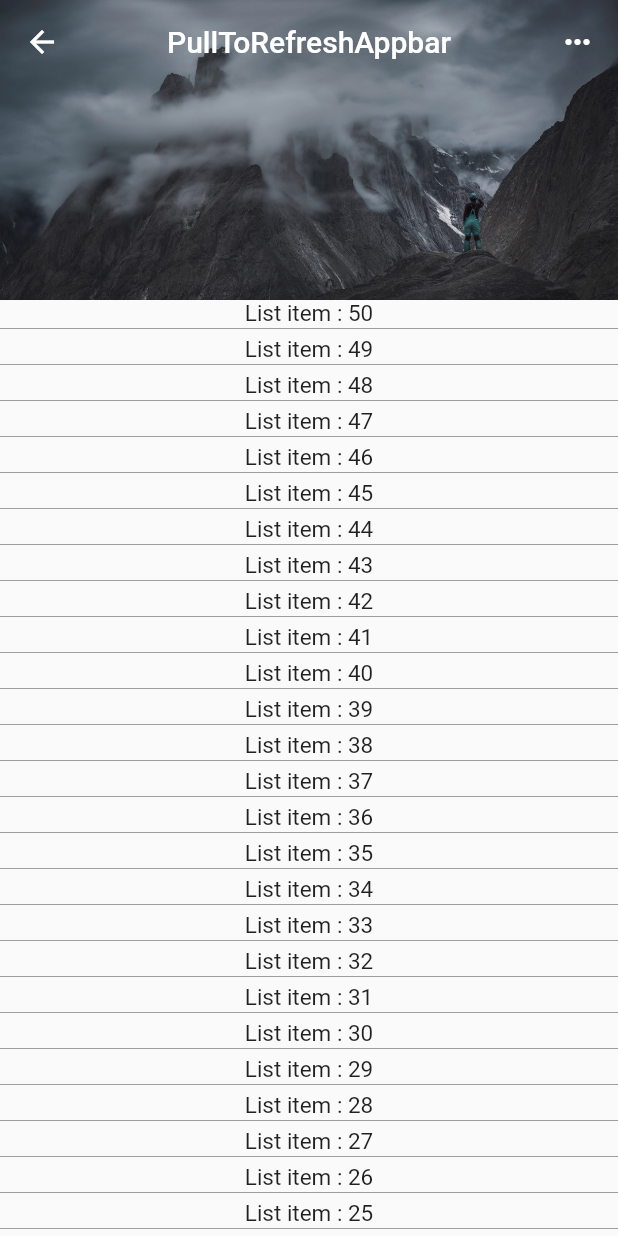
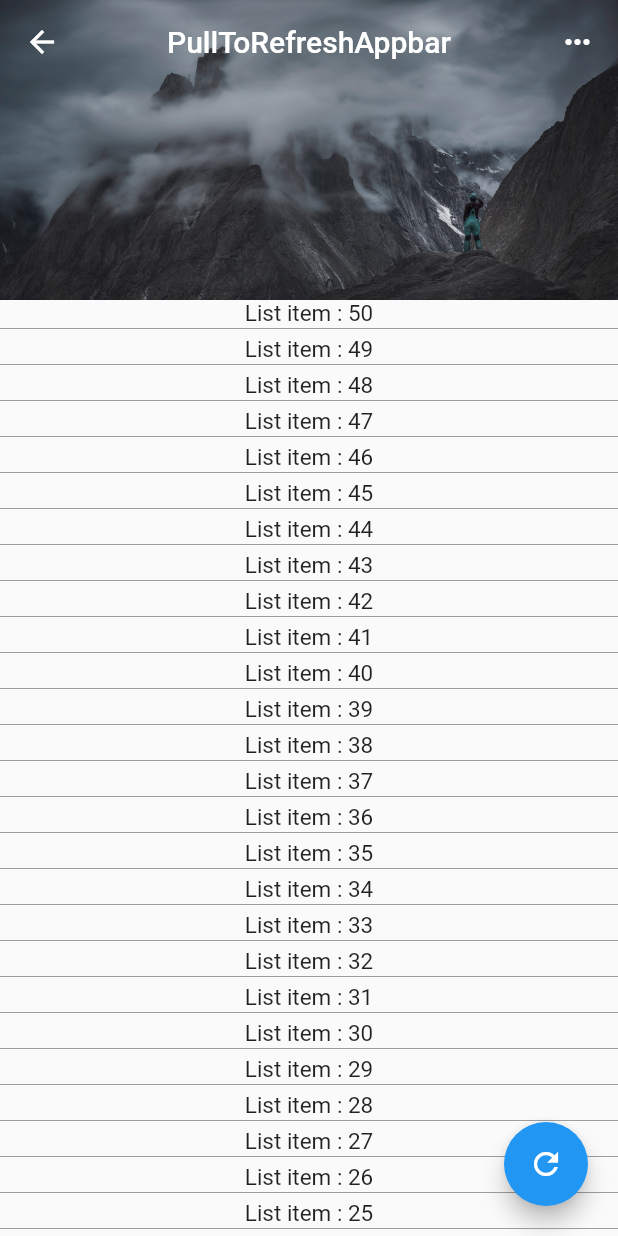
Before and after one commit to fluttercandies/pull_to_refresh_notification, a Flutter app: the screen it shows after launch, after a tap on an icon or button, on a phone screen of 412 x 824 dp. Run offline on Flutter 3.47's test engine with Material 2 defaults, Android fonts, the phone set to English and light mode, and no system bars; our stand-ins replace extended_image, flutter_screenutil.

Commit message:
## [0.2.4]
* add notificationDragOffset parameter for show method in PullToRefreshNotificationState
  it's used to change offset when call refresh by coding
* show how to call refresh by coding

```diff
--- a/example/lib/pull_to_refresh_appbar.dart
+++ b/example/lib/pull_to_refresh_appbar.dart
@@ -8,22 +8,28 @@ class PullToRefreshAppbar extends StatefulWidget {
 }
 
 class _PullToRefreshAppbarState extends State<PullToRefreshAppbar> {
+  final GlobalKey<PullToRefreshNotificationState> key =
+      new GlobalKey<PullToRefreshNotificationState>();
+
   int listlength = 50;
   @override
   Widget build(BuildContext context) {
     // TODO: implement build
     return Material(
-        child: PullToRefreshNotification(
+        child: Stack(
+      children: <Widget>[
+        PullToRefreshNotification(
           color: Colors.blue,
           pullBackOnRefresh: true,
           onRefresh: onRefresh,
+          key: key,
           child: CustomScrollView(
             physics: AlwaysScrollableClampingScrollPhysics(),
             slivers: <Widget>[
               PullToRefreshContainer(buildPulltoRefreshAppbar),
               SliverList(
-              delegate:
-                  SliverChildBuilderDelegate((BuildContext context, int index) {
+                  delegate: SliverChildBuilderDelegate(
+                      (BuildContext context, int index) {
                 return Container(
                     padding: EdgeInsets.only(bottom: 4.0),
                     child: Column(
@@ -43,6 +49,18 @@ class _PullToRefreshAppbarState extends State<PullToRefreshAppbar> {
               }, childCount: listlength)),
             ],
           ),
+        ),
+        Positioned(
+          right: 20.0,
+          bottom: 20.0,
+          child: FloatingActionButton(
+            child: Icon(Icons.refresh),
+            onPressed: () {
+              key.currentState.show();
+            },
+          ),
+        )
+      ],
     ));
   }
 
--- a/lib/src/pull_to_refresh_notification.dart
+++ b/lib/src/pull_to_refresh_notification.dart
@@ -409,11 +409,14 @@ class PullToRefreshNotificationState extends State<PullToRefreshNotification>
   /// When initiated in this manner, the refresh indicator is independent of any
   /// actual scroll view. It defaults to showing the indicator at the top. To
   /// show it at the bottom, set `atTop` to false.
-  Future<void> show({bool atTop = true}) {
+  Future<void> show({bool atTop = true, double notificationDragOffset}) {
     if (_refreshIndicatorMode != RefreshIndicatorMode.refresh &&
         _refreshIndicatorMode != RefreshIndicatorMode.snap) {
       if (_refreshIndicatorMode == null)
         _start(atTop ? AxisDirection.down : AxisDirection.up);
+      if (notificationDragOffset != null) {
+        _notificationDragOffset = notificationDragOffset;
+      }
       _show();
     }
     return _pendingRefreshFuture;
--- a/pubspec.yaml
+++ b/pubspec.yaml
@@ -1,6 +1,6 @@
 name: pull_to_refresh_notification
 description: Flutter plugin for building pull to refresh effects with PullToRefreshNotification and PullToRefreshContainer quickly.
-version: 0.2.3
+version: 0.2.4
 author: zmtzapxh <zmtzapxhlp@live.com>
 homepage: https://github.com/fluttercandies/pull_to_refresh_notification
 
```
Also changed, not shown: example/lib/pull_to_refresh_header.dart (+19 -2 lines), example/lib/pull_to_refresh_image.dart (+18 -1 lines), 1 other file. Lines whose indentation alone changed are shown as unchanged.
